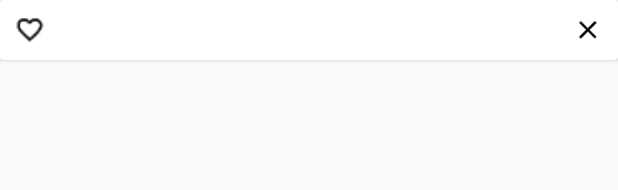
After one commit to ukpa/9gag-Clone, an Android app: the layout comment_layout.xml on its own in the app's theme, with its tools: preview values and no code run, on a phone screen of 412 x 824 dp. The commit adds this screen. Shown: the top 190 px of the screen. Run offline under Robolectric (Android 15) with nearby library versions, the phone set to English and light mode, and no system bars.

Commit message:
Comments functionality added

```diff
--- a/app/src/main/java/com/angleapp/CategoryActivity.java
+++ b/app/src/main/java/com/angleapp/CategoryActivity.java
@@ -45,6 +45,8 @@ public class CategoryActivity extends AppCompatActivity {
                 .withHashKeyValues(postToFind)
                 .withConsistentRead(false)
                 .withLimit(20);
+        queryExpression.setIndexName("Keyword");
+        queryExpression.setScanIndexForward(false);
         AsyncTask<Void,Void,PaginatedQueryList<Post>> asyncTask = new AsyncTask<Void, Void, PaginatedQueryList<Post>>() {
             @Override
             protected void onPostExecute(PaginatedQueryList<Post> result) {
--- a/app/src/main/java/com/angleapp/MainActivity.java
+++ b/app/src/main/java/com/angleapp/MainActivity.java
@@ -258,7 +258,7 @@ public class MainActivity extends AppCompatActivity
         }
         else if (id == R.id.nav_signout) {
             AlertDialog.Builder builder = new AlertDialog.Builder(this);
-            builder.setIcon(R.mipmap.ic_add_alert_black_24dp).setTitle("Please don't leave! :(");
+            builder.setIcon(R.mipmap.ic_power_settings_new_black_48dp).setTitle("Please don't leave! :(");
             builder.setPositiveButton("Ok", new DialogInterface.OnClickListener() {
                 public void onClick(DialogInterface dialog, int id) {
 
--- a/app/src/main/java/com/angleapp/NewFragment.java
+++ b/app/src/main/java/com/angleapp/NewFragment.java
@@ -135,7 +135,7 @@ public class NewFragment extends Fragment {
 
                         final DynamoDBQueryExpression<Post> queryExpression = new DynamoDBQueryExpression<Post>()
                                 .withHashKeyValues(postToFind).withConsistentRead(false);
-                        queryExpression.setIndexName("VoteIndex");
+                        queryExpression.setIndexName("Categories");
                         queryExpression.setScanIndexForward(false);
                         AsyncTask<Void,Void,PaginatedQueryList<Post>> asyncTask = new AsyncTask<Void, Void, PaginatedQueryList<Post>>() {
                             @Override
--- a/app/src/main/java/com/angleapp/Post.java
+++ b/app/src/main/java/com/angleapp/Post.java
@@ -11,13 +11,14 @@ import com.amazonaws.mobileconnectors.dynamodbv2.dynamodbmapper.DynamoDBIndexRan
 import com.amazonaws.mobileconnectors.dynamodbv2.dynamodbmapper.DynamoDBRangeKey;
 import com.amazonaws.mobileconnectors.dynamodbv2.dynamodbmapper.DynamoDBTable;
 
+import java.io.Serializable;
 import java.util.List;
 import java.util.Map;
 import java.util.Set;
 
 @DynamoDBTable(tableName = "angleapp-mobilehub-1491286053-Posts")
 
-public class Post {
+public class Post implements Serializable {
     private String _userId;
     private String _postId;
     private String _author;
--- a/app/src/main/java/com/angleapp/SearchableActivity.java
+++ b/app/src/main/java/com/angleapp/SearchableActivity.java
@@ -58,6 +58,8 @@ public class SearchableActivity extends AppCompatActivity {
                 .withHashKeyValues(postToFind)
                 .withConsistentRead(false)
                 .withLimit(20);
+        queryExpression.setIndexName("Title");
+        queryExpression.setScanIndexForward(false);
         AsyncTask<Void,Void,PaginatedQueryList<Post>> asyncTask = new AsyncTask<Void, Void, PaginatedQueryList<Post>>() {
             @Override
             protected void onPostExecute(PaginatedQueryList<Post> result) {
--- a/app/src/main/res/layout/activity_searchable.xml
+++ b/app/src/main/res/layout/activity_searchable.xml
@@ -3,7 +3,8 @@
     xmlns:tools="http://schemas.android.com/tools"
     android:layout_width="match_parent"
     android:layout_height="match_parent"
-    android:orientation="vertical">
+    android:orientation="vertical"
+    android:padding="8dp">
 
 
         <android.support.v7.widget.RecyclerView
--- /dev/null
+++ b/app/src/main/res/layout/comment_layout.xml
@@ -0,0 +1,60 @@
+<?xml version="1.0" encoding="utf-8"?>
+<LinearLayout xmlns:android="http://schemas.android.com/apk/res/android"
+    android:orientation="vertical" android:layout_width="match_parent"
+    android:layout_height="match_parent">
+    <android.support.v7.widget.CardView
+        android:layout_width="match_parent"
+        android:layout_height="wrap_content"
+        android:elevation="8dp">
+            <LinearLayout
+                android:layout_width="0dp"
+                android:layout_height="wrap_content"
+                android:orientation="horizontal"
+                android:layout_weight="1">
+                <TextView
+                    android:layout_width="wrap_content"
+                    android:layout_height="wrap_content"
+                    android:id="@+id/commentUsername"
+                    android:layout_margin="5dp"/>
+                <TextView
+                    android:layout_width="wrap_content"
+                    android:layout_height="wrap_content"
+                    android:id="@+id/commentTime"
+                    android:layout_margin="5dp"/>
+
+        </LinearLayout>
+        <TextView
+            android:layout_width="match_parent"
+            android:layout_height="wrap_content"
+            android:id="@+id/commentArea"/>
+        <LinearLayout
+            android:layout_width="match_parent"
+            android:layout_height="wrap_content">
+            <LinearLayout
+                android:layout_width="0dp"
+                android:layout_height="wrap_content"
+                android:layout_weight="1">
+                <ImageView
+                    android:layout_width="20dp"
+                    android:layout_height="20dp"
+                    android:layout_margin="10dp"
+                    android:id="@+id/commentLike"
+                    android:src="@mipmap/heart_outline"/>
+                <TextView
+                    android:layout_width="wrap_content"
+                    android:layout_height="wrap_content"
+                    android:id="@+id/commentVoteCount"/>
+
+
+            </LinearLayout>
+            <ImageView
+                android:layout_width="20dp"
+                android:layout_height="20dp"
+                android:layout_margin="10dp"
+                android:src="@mipmap/ic_close_black_24dp"
+                android:id="@+id/deleteComment"/>
+
+        </LinearLayout>
+    </android.support.v7.widget.CardView>
+
+</LinearLayout>
```
Also changed, not shown: app/src/main/AndroidManifest.xml (+10 -4 lines), app/src/main/java/com/angleapp/Comment.java (+18 -1 lines), app/src/main/java/com/angleapp/CommentActivity.java (added, +21 -0 lines), app/src/main/java/com/angleapp/CommentAdapter.java (added, +201 -0 lines), app/src/main/java/com/angleapp/PostAdapter.java (+13 -0 lines), app/src/main/res/layout/activity_comment.xml (added, +37 -0 lines).
